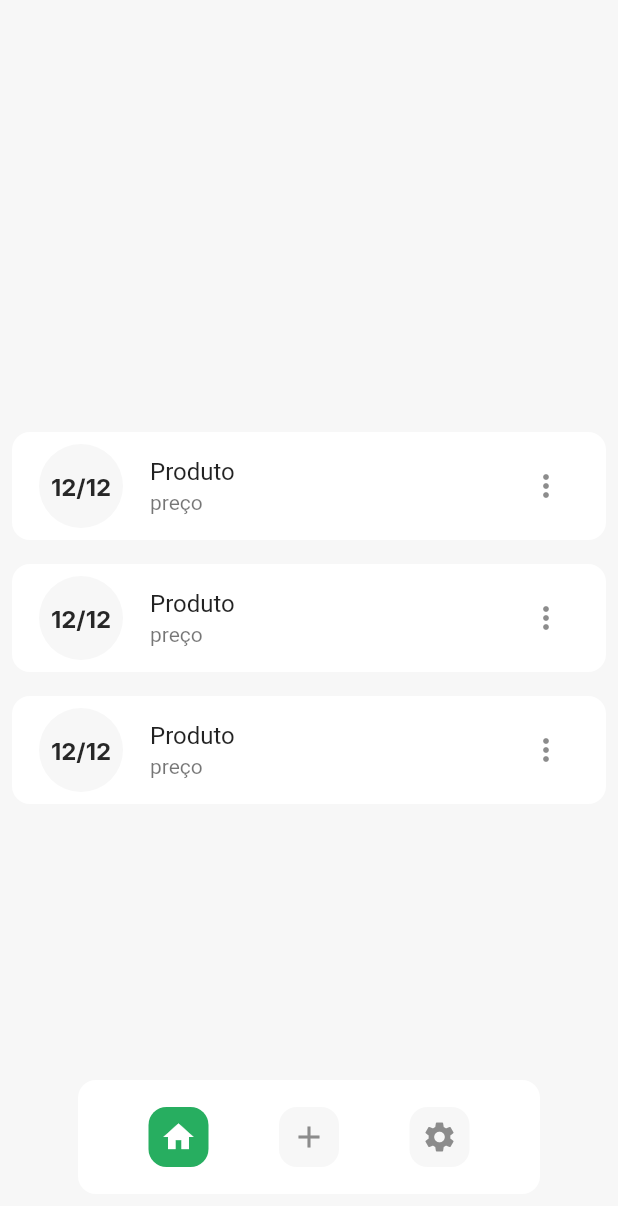
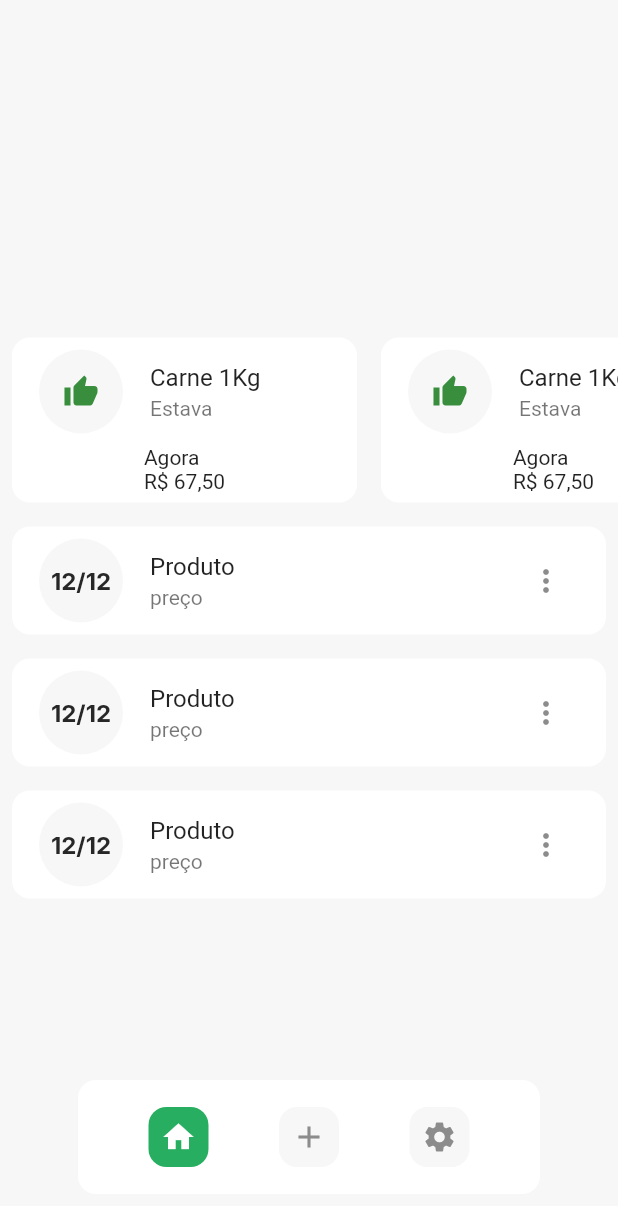
Before and after one commit to gabsabreu/flutter-race, a Flutter app: the screen it shows after launch, on a phone screen of 412 x 824 dp. Shown: the top 1206 px of the screen. Run offline on Flutter 3.47's test engine with Material 2 defaults, Android fonts, the phone set to English and light mode, and no system bars; our stand-ins replace google_fonts, supabase, validators; accounts and stored records are empty.

Commit message:
componente 3 - preço dos produtos

```diff
--- a/meuapp/lib/modules/home/home_page.dart
+++ b/meuapp/lib/modules/home/home_page.dart
@@ -1,7 +1,9 @@
 import 'package:flutter/material.dart';
+import 'package:flutter/rendering.dart';
 import 'package:meuapp/shared/models/user_model.dart';
 import 'package:meuapp/shared/theme/app_theme.dart';
 import 'package:meuapp/shared/theme/widgets/bottom_navigator/app_bottom_navigator.dart';
+import 'package:meuapp/shared/theme/widgets/card_product/card_product.dart';
 import 'package:meuapp/shared/theme/widgets/list_tile/app_list_tile.dart';
 
 class HomePage extends StatefulWidget {
@@ -32,6 +34,13 @@ class _HomePageState extends State<HomePage> {
           Column(
             mainAxisAlignment: MainAxisAlignment.center,
             children: [
+              SizedBox(
+                  width: MediaQuery.of(context).size.width,
+                  height: 126,
+                  child: ListView.builder(
+                    scrollDirection: Axis.horizontal,
+                    itemBuilder: (context, index) => CardProduct(),
+                  )),
               AppListTile(),
               AppListTile(),
               AppListTile(),
--- /dev/null
+++ b/meuapp/lib/shared/theme/widgets/card_product/card_product.dart
@@ -0,0 +1,41 @@
+import 'dart:ui';
+
+import 'package:flutter/material.dart';
+
+import '../../app_theme.dart';
+
+class CardProduct extends StatelessWidget {
+  const CardProduct({Key? key}) : super(key: key);
+
+  @override
+  Widget build(BuildContext context) {
+    return Padding(
+      padding: const EdgeInsets.all(8.0),
+      child: Container(
+        width: 230,
+        decoration: BoxDecoration(color: AppTheme.colors.textEnabled, borderRadius: BorderRadius.circular(12)),
+        child: Column(
+          children: [
+            ListTile(
+              leading: CircleAvatar(
+                backgroundColor: AppTheme.colors.background,
+                radius: 30,
+                child: Icon(Icons.thumb_up),
+              ),
+              title: Text('Carne 1Kg'),
+              subtitle: Text(
+                'Estava',
+                style: TextStyle(),
+              ),
+            ),
+            Text.rich(
+              TextSpan(text: 'Agora\n', children: [
+                TextSpan(text: 'R\$ 67,50'),
+              ]),
+            )
+          ],
+        ),
+      ),
+    );
+  }
+}
```
